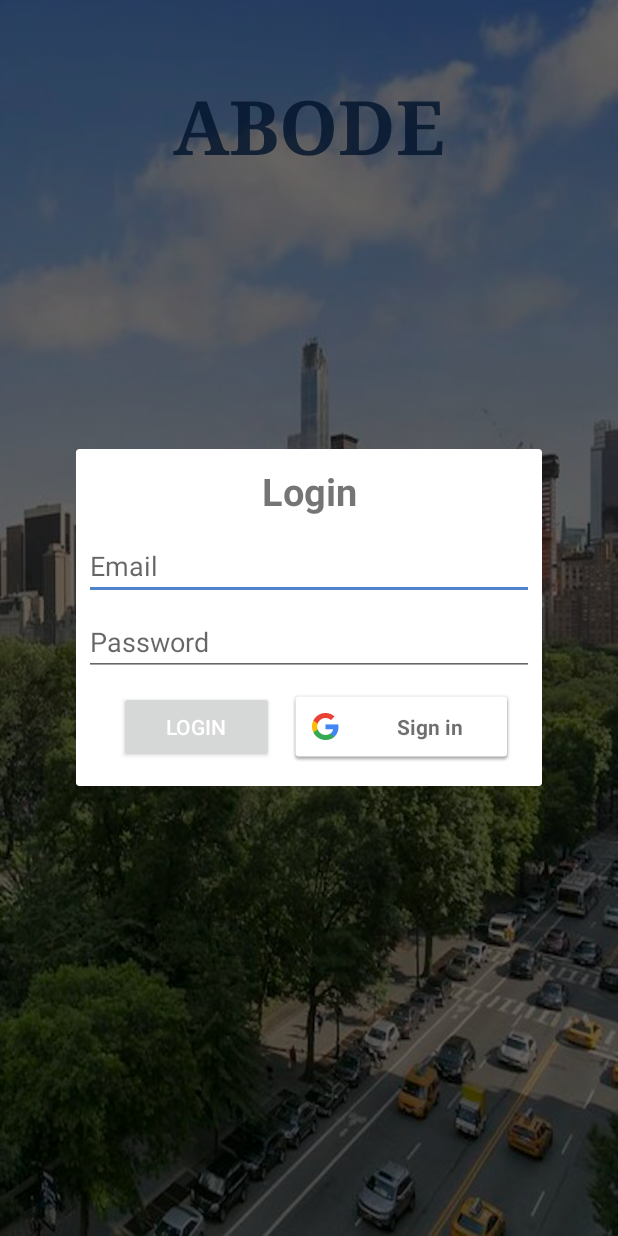
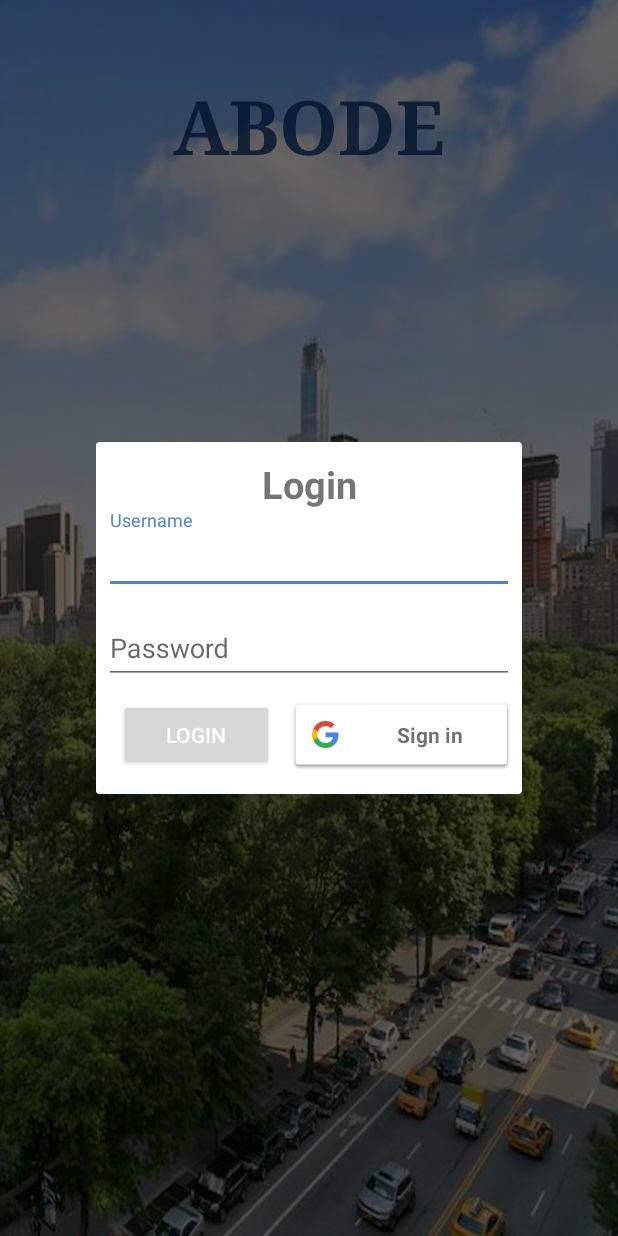
Before and after one commit to jervona/Abode, an Android app: the SignInActivity screen opened directly, with no data from a screen before it, after a tap on "LOG IN", on a phone screen of 412 x 824 dp. Run offline under Robolectric (Android 15) with nearby library versions, the phone set to English and light mode, and no system bars; our stand-ins replace ButterKnife, Firebase (no records; nobody signed in at launch, a user with empty details on screens opened directly).

```diff
--- a/app/src/main/java/nyc/c4q/capstone/MainActivity.java
+++ b/app/src/main/java/nyc/c4q/capstone/MainActivity.java
@@ -188,4 +188,9 @@ public class MainActivity extends AppCompatActivity
         actionBar.setDisplayOptions(ActionBar.DISPLAY_SHOW_CUSTOM);
         actionBar.setCustomView(textview);
     }
+
+    public void enableFab(boolean enable){
+
+    }
+
 }
--- a/app/src/main/java/nyc/c4q/capstone/signupactivites/SignInActivity.java
+++ b/app/src/main/java/nyc/c4q/capstone/signupactivites/SignInActivity.java
@@ -1,9 +1,11 @@
 package nyc.c4q.capstone.signupactivites;
 
 import android.app.Dialog;
+import android.content.Context;
 import android.content.DialogInterface;
 import android.content.Intent;
 import android.support.annotation.NonNull;
+import android.support.design.widget.TextInputLayout;
 import android.support.v7.app.AlertDialog;
 import android.support.v7.app.AppCompatActivity;
 import android.os.Bundle;
@@ -29,6 +31,9 @@ import com.google.firebase.auth.FirebaseAuth;
 import com.google.firebase.auth.FirebaseUser;
 import com.google.firebase.auth.GoogleAuthProvider;
 
+import java.util.regex.Matcher;
+import java.util.regex.Pattern;
+
 import butterknife.ButterKnife;
 import butterknife.OnClick;
 import nyc.c4q.capstone.MainActivity;
@@ -37,7 +42,9 @@ import nyc.c4q.capstone.R;
 public class SignInActivity extends AppCompatActivity implements
         GoogleApiClient.OnConnectionFailedListener {
 
-
+    private static final String EMAIL_PATTERN = "^[a-zA-Z0-9#_~!$&'()*+,;=:.\"(),:;<>@\\[\\]\\\\]+@[a-zA-Z0-9-]+(\\.[a-zA-Z0-9-]+)*$";
+    private Pattern pattern = Pattern.compile(EMAIL_PATTERN);
+    private Matcher matcher;
     Dialog loginBuilder;
     private FirebaseAuth firebaseAuth;
     private GoogleApiClient googleApiClient;
@@ -50,7 +57,7 @@ public class SignInActivity extends AppCompatActivity implements
         setContentView(R.layout.activity_sign_in);
         ButterKnife.bind(this);
         setupGoogleSignIn();
-        hideSoftKeyboard();
+
     }
 
     public void setupGoogleSignIn() {
@@ -93,20 +100,32 @@ public class SignInActivity extends AppCompatActivity implements
     public void login() {
         loginBuilder = new Dialog(SignInActivity.this);
         View view = getLayoutInflater().inflate(R.layout.login, null);
-        final EditText email = (EditText) view.findViewById(R.id.editText_email);
-        final EditText password = (EditText) view.findViewById(R.id.editText_password);
+        final TextInputLayout emaileWrapper = (TextInputLayout) view.findViewById(R.id.usernameWrapper);
+        final TextInputLayout passwordWrapper = (TextInputLayout) view.findViewById(R.id.passwordWrapper);
+        emaileWrapper.setHint("Username");
+        passwordWrapper.setHint("Password");
         Button button = (Button) view.findViewById(R.id.login_button);
         SignInButton googleSignIn = (SignInButton) view.findViewById(R.id.google_sign_in_button);
         button.setOnClickListener(new View.OnClickListener() {
             @Override
-            public void onClick(View view) {
-                if (!email.getText().toString().isEmpty() && !password.getText().toString().isEmpty()) {
-                    signUser(email.getText().toString(), password.getText().toString());
+            public void onClick(View v) {
+                hideKeyboard();
+
+                String username = emaileWrapper.getEditText().getText().toString();
+                String password = passwordWrapper.getEditText().getText().toString();
+
+                if (!validateEmail(username)) {
+                    emaileWrapper.setError("Not a valid email address!");
+                } else if (!validatePassword(password)) {
+                    passwordWrapper.setError("Not a valid password!");
                 } else {
-                    Toast.makeText(SignInActivity.this, "Please fill any empty fields", Toast.LENGTH_LONG).show();
+                    emaileWrapper.setErrorEnabled(false);
+                    passwordWrapper.setErrorEnabled(false);
+                    signUser(username, password);
                 }
             }
         });
+
         googleSignIn.setOnClickListener(new View.OnClickListener() {
             @Override
             public void onClick(View v) {
@@ -115,7 +134,9 @@ public class SignInActivity extends AppCompatActivity implements
         });
         loginBuilder.setContentView(view);
         loginBuilder.show();
-    }
+
+        }
+
 
     public void signIn() {
         Intent signInIntent = Auth.GoogleSignInApi.getSignInIntent(googleApiClient);
@@ -177,9 +198,21 @@ public class SignInActivity extends AppCompatActivity implements
                 });
     }
 
-    public void hideSoftKeyboard() {
-        InputMethodManager imm = (InputMethodManager) getApplicationContext().getSystemService(INPUT_METHOD_SERVICE);
-        assert imm != null;
-//        imm.hideSoftInputFromWindow(password.getWindowToken(), 0);
+    private void hideKeyboard() {
+        View view = getCurrentFocus();
+        if (view != null) {
+            ((InputMethodManager) getSystemService(Context.INPUT_METHOD_SERVICE)).
+                    hideSoftInputFromWindow(view.getWindowToken(), InputMethodManager.HIDE_NOT_ALWAYS);
+        }
     }
+
+    public boolean validateEmail(String email) {
+        matcher = pattern.matcher(email);
+        return matcher.matches();
+    }
+
+    public boolean validatePassword(String password) {
+        return password.length() > 5;
+    }
+
 }
--- a/app/src/main/res/layout/login.xml
+++ b/app/src/main/res/layout/login.xml
@@ -16,24 +16,55 @@
         android:textSize="25sp"
         android:textStyle="bold" />
 
-    <EditText
-        android:id="@+id/editText_email"
-        android:layout_width="300dp"
+
+    <android.support.design.widget.TextInputLayout
+        android:id="@+id/usernameWrapper"
+        android:layout_width="match_parent"
+        android:layout_height="wrap_content">
+
+        <EditText
+            android:id="@+id/username"
+            android:layout_width="match_parent"
+            android:layout_height="wrap_content"
+            android:inputType="textEmailAddress"
+            android:hint="Username"/>
+
+    </android.support.design.widget.TextInputLayout>
+
+    <android.support.design.widget.TextInputLayout
+        android:id="@+id/passwordWrapper"
+        android:layout_width="match_parent"
         android:layout_height="wrap_content"
-        android:layout_marginTop="10dp"
-        android:ems="10"
-        android:hint="Email"
-        android:inputType="textEmailAddress" />
+        android:layout_below="@id/usernameWrapper"
+        android:layout_marginTop="4dp">
+
+        <EditText
+            android:id="@+id/password"
+            android:layout_width="match_parent"
+            android:layout_height="wrap_content"
+            android:inputType="textPassword"
+            android:hint="Password"/>
+
+    </android.support.design.widget.TextInputLayout>
+
+    <!--<EditText-->
+        <!--android:id="@+id/editText_email"-->
+        <!--android:layout_width="300dp"-->
+        <!--android:layout_height="wrap_content"-->
+        <!--android:layout_marginTop="10dp"-->
+        <!--android:ems="10"-->
+        <!--android:hint="Email"-->
+        <!--android:inputType="textEmailAddress" />-->
 
 
-    <EditText
-        android:id="@+id/editText_password"
-        android:layout_width="match_parent"
-        android:layout_height="wrap_content"
-        android:layout_marginTop="5dp"
-        android:ems="10"
-        android:hint="Password"
-        android:inputType="textPassword" />
+    <!--<EditText-->
+        <!--android:id="@+id/editText_password"-->
+        <!--android:layout_width="match_parent"-->
+        <!--android:layout_height="wrap_content"-->
+        <!--android:layout_marginTop="5dp"-->
+        <!--android:ems="10"-->
+        <!--android:hint="Password"-->
+        <!--android:inputType="textPassword" />-->
 
     <LinearLayout
         android:gravity="center"
--- a/app/src/main/res/values/strings.xml
+++ b/app/src/main/res/values/strings.xml
@@ -33,6 +33,7 @@
     <string name="payment">Payment</string>
     <string name="maintenance">Maintenance</string>
     <string name="pay">Pay</string>
+    <string name="validating_email"><![CDATA[^[a-zA-Z0-9#_~!$&\'()*+,;=:.\"(),:;<>@\\[\\]\\\\]+@[a-zA-Z0-9-]+(\\.[a-zA-Z0-9-]+)*$]]></string>
 
 
     <string-array name="location_options">
```
Also changed, not shown: app/src/main/java/nyc/c4q/capstone/LandlordMaintenance.java (+18 -13 lines), app/src/main/java/nyc/c4q/capstone/TenantBottomNavFragment/DashBoardFragment.java (+18 -0 lines), app/src/main/java/nyc/c4q/capstone/database/TenantDataBaseHelper.java (+4 -4 lines), app/src/main/java/nyc/c4q/capstone/tenant_maintenance/NewRequestFragment.java (+3 -7 lines), app/src/main/res/layout/fragment_dash_board.xml (+2 -6 lines).
